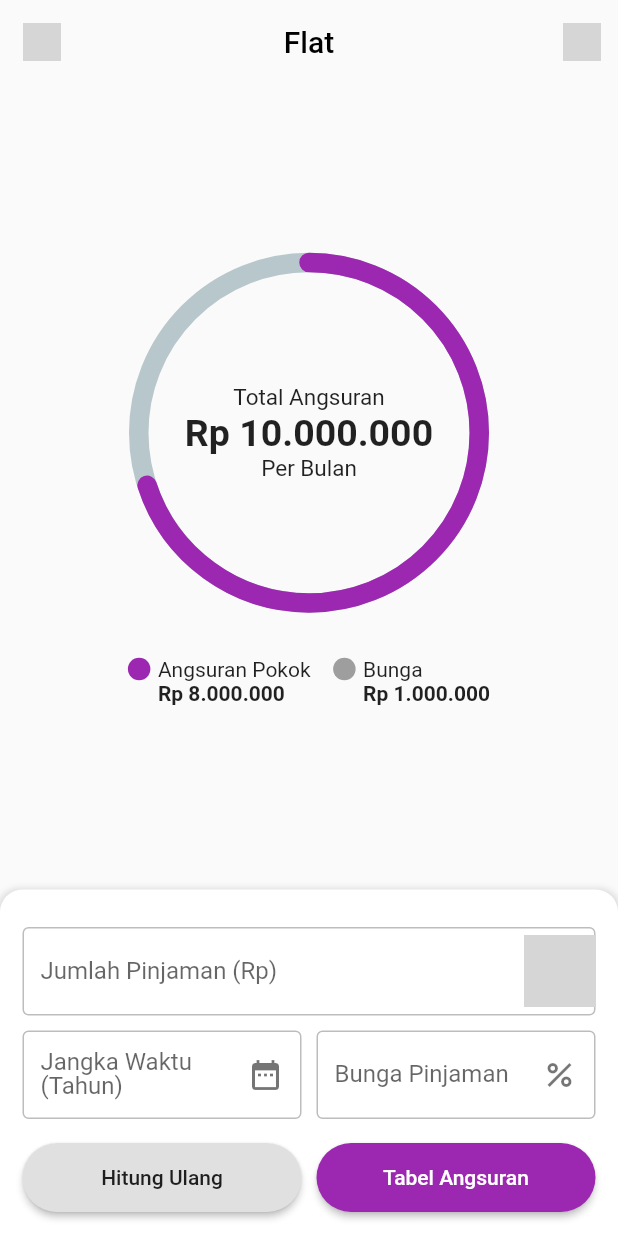
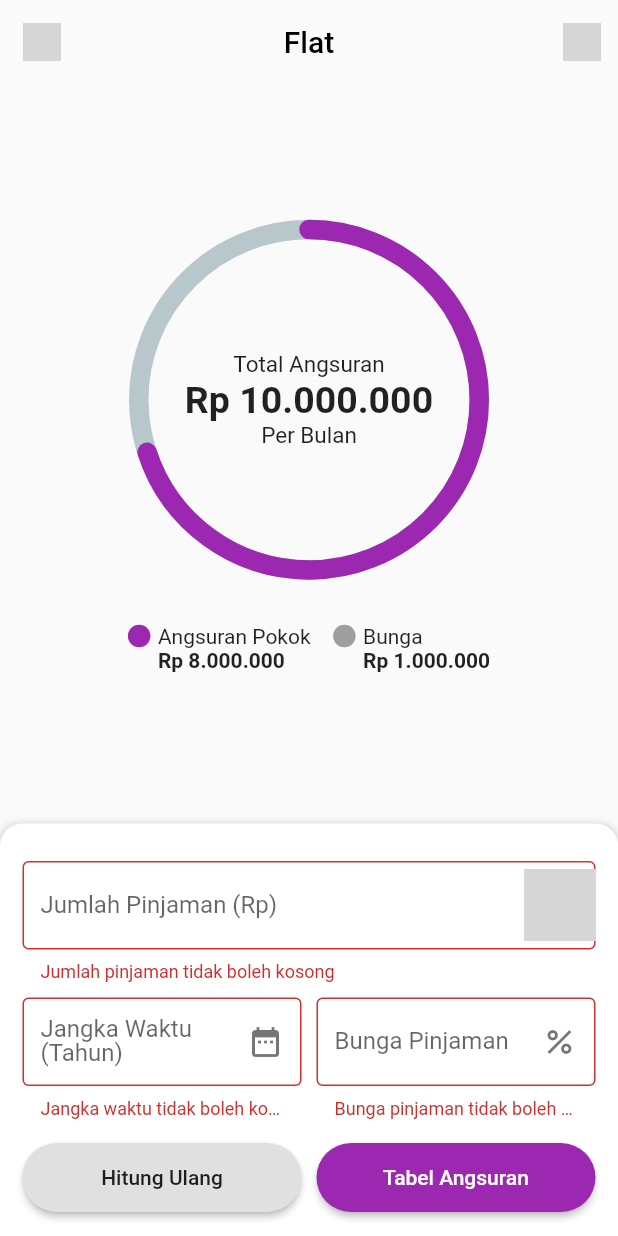
Before and after one commit to mambaur/kalkulator-kpr, a Flutter app: the screen it shows after launch, after a tap on "Hitung Ulang", on a phone screen of 412 x 824 dp. Run offline on Flutter 3.47's test engine with Material 2 defaults, Android fonts, the phone set to English and light mode, and no system bars; drawn by our look-alikes of percent_indicator; network calls fail; grey boxes are pictures that could not be loaded.

Commit message:
add helpers and model for flat calculate

```diff
--- /dev/null
+++ b/lib/core/helpers.dart
@@ -0,0 +1,16 @@
+import 'package:kalkulator_kpr/models/calculate_model.dart';
+
+CalculateResultModel calculateFlat(CalculateModel calculateModel) {
+  double month = calculateModel.year! * 12;
+  double principal = calculateModel.loan! / month;
+  double interestResult = calculateModel.loan! *
+      calculateModel.year! *
+      calculateModel.interest! *
+      0.01 /
+      month;
+
+  return CalculateResultModel(
+      installmentResult: principal + interestResult,
+      principal: principal,
+      interestResult: interestResult);
+}
--- a/lib/main.dart
+++ b/lib/main.dart
@@ -1,5 +1,7 @@
 import 'package:flutter/material.dart';
 import 'package:flutter/services.dart';
+import 'package:kalkulator_kpr/core/helpers.dart';
+import 'package:kalkulator_kpr/models/calculate_model.dart';
 import 'package:percent_indicator/circular_percent_indicator.dart';
 
 void main() {
@@ -33,13 +35,63 @@ class MyHomePage extends StatefulWidget {
 }
 
 class _MyHomePageState extends State<MyHomePage> {
+  final GlobalKey<ScaffoldState> _scaffoldKey = GlobalKey<ScaffoldState>();
+  final _formKey = GlobalKey<FormState>();
+  final _loadController = TextEditingController();
+  final _yearController = TextEditingController();
+  final _interestController = TextEditingController();
   @override
   Widget build(BuildContext context) {
     Size size = MediaQuery.of(context).size;
     return Scaffold(
+      key: _scaffoldKey,
       // appBar: AppBar(
       //   title: Text(widget.title),
       // ),
+      drawer: Drawer(
+        // Add a ListView to the drawer. This ensures the user can scroll
+        // through the options in the drawer if there isn't enough vertical
+        // space to fit everything.
+        child: SafeArea(
+          child: ListView(
+            // Important: Remove any padding from the ListView.
+            padding: EdgeInsets.zero,
+            children: [
+              // const DrawerHeader(
+              //   decoration: BoxDecoration(
+              //     color: Colors.blue,
+              //   ),
+              //   child: Text('Drawer Header'),
+              // ),
+              ListTile(
+                title: const Text('Bunga Flat'),
+                onTap: () {
+                  _scaffoldKey.currentState?.openEndDrawer();
+                  CalculateResultModel calculate = calculateFlat(
+                      CalculateModel(loan: 400000000, year: 3, interest: 10));
+                  print(calculate.toJson());
+                  // Update the state of the app.
+                  // ...
+                },
+              ),
+              ListTile(
+                title: const Text('Bunga Efektif'),
+                onTap: () {
+                  // Update the state of the app.
+                  // ...
+                },
+              ),
+              ListTile(
+                title: const Text('Bunga Anuitas'),
+                onTap: () {
+                  // Update the state of the app.
+                  // ...
+                },
+              ),
+            ],
+          ),
+        ),
+      ),
       body: Stack(
         children: [
           SingleChildScrollView(
@@ -52,7 +104,7 @@ class _MyHomePageState extends State<MyHomePage> {
                     centerTitle: true,
                     elevation: 0,
                     leading: IconButton(
-                      onPressed: () {},
+                      onPressed: () => _scaffoldKey.currentState?.openDrawer(),
                       icon: SizedBox(
                         width: 25,
                         height: 25,
@@ -62,7 +114,8 @@ class _MyHomePageState extends State<MyHomePage> {
                     ),
                     actions: [
                       IconButton(
-                        onPressed: () {},
+                        onPressed: () =>
+                            _scaffoldKey.currentState?.openDrawer(),
                         icon: SizedBox(
                           width: 25,
                           height: 25,
@@ -161,11 +214,13 @@ class _MyHomePageState extends State<MyHomePage> {
                       ),
                     ),
                   ),
-                  Container(
+                  Form(
+                    key: _formKey,
+                    child: Container(
                       // height: size.height * 0.4,
                       width: size.width,
-                    margin: EdgeInsets.only(top: 10),
-                    padding: EdgeInsets.all(15),
+                      margin: const EdgeInsets.only(top: 10),
+                      padding: const EdgeInsets.all(15),
                       decoration: BoxDecoration(
                           boxShadow: [
                             BoxShadow(
@@ -177,27 +232,33 @@ class _MyHomePageState extends State<MyHomePage> {
                             ),
                           ],
                           color: Colors.white,
-                        borderRadius:
-                            BorderRadius.vertical(top: Radius.circular(15))),
+                          borderRadius: const BorderRadius.vertical(
+                              top: Radius.circular(15))),
                       child: Column(
                         children: [
                           const SizedBox(
                             height: 10,
                           ),
                           Container(
-                          margin: EdgeInsets.only(bottom: 10),
-                          child: TextField(
+                            margin: const EdgeInsets.only(bottom: 10),
+                            child: TextFormField(
+                              controller: _loadController,
+                              validator: (value) {
+                                if (value == '') {
+                                  return "Jumlah pinjaman tidak boleh kosong";
+                                }
+                              },
                               decoration: InputDecoration(
                                 // filled: true,
                                 // fillColor: Colors.blue.shade100,
-                              label: Text('Jumlah Pinjaman (Rp)'),
+                                label: const Text('Jumlah Pinjaman (Rp)'),
                                 enabledBorder: OutlineInputBorder(
                                   borderSide:
                                       BorderSide(color: Colors.grey.shade400),
                                 ),
                                 border: OutlineInputBorder(
-                                  borderSide:
-                                      BorderSide(color: Colors.grey.shade400)),
+                                    borderSide: BorderSide(
+                                        color: Colors.grey.shade400)),
                                 suffixIcon: SizedBox(
                                   width: 20,
                                   height: 20,
@@ -208,15 +269,21 @@ class _MyHomePageState extends State<MyHomePage> {
                             ),
                           ),
                           Container(
-                          margin: EdgeInsets.only(bottom: 10),
+                            margin: const EdgeInsets.only(bottom: 10),
                             child: Row(
                               children: [
                                 Expanded(
-                                child: TextField(
+                                  child: TextFormField(
+                                    controller: _yearController,
+                                    validator: (value) {
+                                      if (value == '') {
+                                        return "Jangka waktu tidak boleh kosong";
+                                      }
+                                    },
                                     decoration: InputDecoration(
                                       // filled: true,
                                       // fillColor: Colors.blue.shade100,
-                                    label: Text('Jangka Waktu (Tahun)'),
+                                      label: const Text('Jangka Waktu (Tahun)'),
                                       enabledBorder: OutlineInputBorder(
                                         borderSide: BorderSide(
                                             color: Colors.grey.shade400),
@@ -224,20 +291,26 @@ class _MyHomePageState extends State<MyHomePage> {
                                       border: OutlineInputBorder(
                                           borderSide: BorderSide(
                                               color: Colors.grey.shade400)),
-                                    suffixIcon: Icon(Icons.date_range,
+                                      suffixIcon: const Icon(Icons.date_range,
                                           color: Colors.black54),
                                     ),
                                   ),
                                 ),
-                              SizedBox(
+                                const SizedBox(
                                   width: 10,
                                 ),
                                 Expanded(
-                                child: TextField(
+                                  child: TextFormField(
+                                    controller: _interestController,
+                                    validator: (value) {
+                                      if (value == '') {
+                                        return "Bunga pinjaman tidak boleh kosong";
+                                      }
+                                    },
                                     decoration: InputDecoration(
                                       // filled: true,
                                       // fillColor: Colors.blue.shade100,
-                                    label: Text('Bunga Pinjaman'),
+                                      label: const Text('Bunga Pinjaman'),
                                       enabledBorder: OutlineInputBorder(
                                         borderSide: BorderSide(
                                             color: Colors.grey.shade400),
@@ -245,7 +318,7 @@ class _MyHomePageState extends State<MyHomePage> {
                                       border: OutlineInputBorder(
                                           borderSide: BorderSide(
                                               color: Colors.grey.shade400)),
-                                    suffixIcon: Icon(
+                                      suffixIcon: const Icon(
                                         Icons.percent,
                                         color: Colors.black54,
                                       ),
@@ -270,13 +343,16 @@ class _MyHomePageState extends State<MyHomePage> {
                                               BorderRadius.circular(30.0),
                                         ),
                                       ),
-                                    onPressed: () {},
+                                      onPressed: () {
+                                        if (_formKey.currentState!
+                                            .validate()) {}
+                                      },
                                       child: const Padding(
                                         padding: EdgeInsets.all(15.0),
                                         child: Text('Hitung Ulang'),
                                       )),
                                 ),
-                              SizedBox(
+                                const SizedBox(
                                   width: 10,
                                 ),
                                 Expanded(
@@ -299,6 +375,7 @@ class _MyHomePageState extends State<MyHomePage> {
                           )
                         ],
                       ),
+                    ),
                   )
                 ],
               ),
--- /dev/null
+++ b/lib/models/calculate_model.dart
@@ -0,0 +1,20 @@
+class CalculateModel {
+  double? loan, year, interest;
+
+  CalculateModel({this.loan, this.year, this.interest});
+}
+
+class CalculateResultModel {
+  double? installmentResult, interestResult, principal;
+
+  CalculateResultModel(
+      {this.installmentResult, this.interestResult, this.principal});
+
+  Map<String, dynamic> toJson() {
+    return {
+      "principal": principal,
+      "interest": interestResult,
+      "installment": (principal ?? 0) + (interestResult ?? 0)
+    };
+  }
+}
--- a/pubspec.yaml
+++ b/pubspec.yaml
@@ -1,5 +1,5 @@
 name: kalkulator_kpr
-description: A new Flutter project.
+description: Kalkulator KPR Simulasi Kredit.
 
 # The following line prevents the package from being accidentally published to
 # pub.dev using `flutter pub publish`. This is preferred for private packages.
```
Also changed, not shown: 2 other files. Lines whose indentation alone changed are shown as unchanged.
